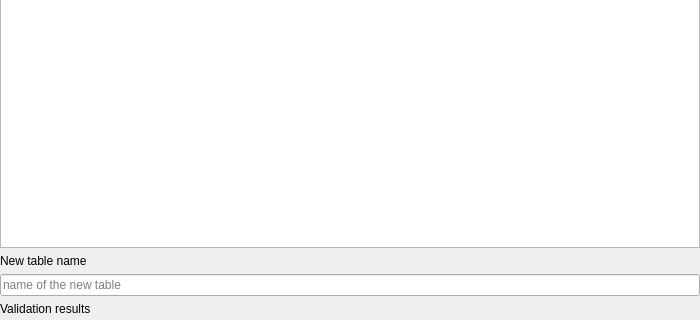
Above: src/ui/qgsnewdatabasetablenamewidget.ui from carsmie/QGIS before the change; both pictures show x 0 to 700 and y 309 to 629 of the 700 by 629 pixel window. Below: the same form after it.
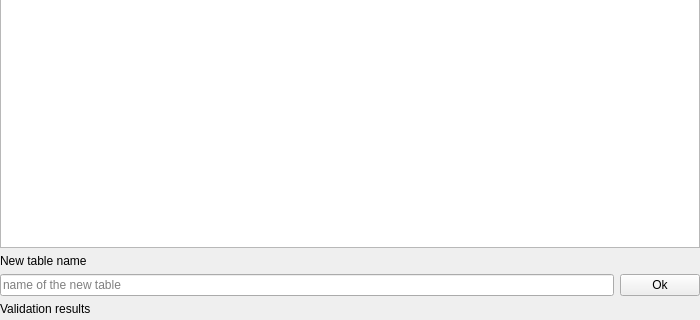
That is the form after the change. Icons and pictures are not drawn. Custom widgets are drawn as their Qt base class.

Commit message: Slight improvement in UI for saving to database table - add an explicit "OK" button next to new table name when shown inline in processing panel, to make it clear to users how to "lock in" the new table name

The edit to the form file:
```diff
--- a/src/ui/qgsnewdatabasetablenamewidget.ui
+++ b/src/ui/qgsnewdatabasetablenamewidget.ui
@@ -10,7 +10,7 @@
     <height>629</height>
    </rect>
   </property>
-  <layout class="QVBoxLayout" name="verticalLayout">
+  <layout class="QGridLayout" name="gridLayout">
    <property name="leftMargin">
     <number>0</number>
    </property>
@@ -23,7 +23,24 @@
    <property name="bottomMargin">
     <number>4</number>
    </property>
-   <item>
+   <item row="2" column="0">
+    <widget class="QLineEdit" name="mNewTableName">
+     <property name="text">
+      <string/>
+     </property>
+     <property name="placeholderText">
+      <string>name of the new table</string>
+     </property>
+    </widget>
+   </item>
+   <item row="2" column="1">
+    <widget class="QPushButton" name="mOkButton">
+     <property name="text">
+      <string>Ok</string>
+     </property>
+    </widget>
+   </item>
+   <item row="0" column="0" colspan="2">
     <layout class="QVBoxLayout" name="verticalLayout_2">
      <property name="spacing">
       <number>0</number>
@@ -50,24 +67,14 @@
      </item>
     </layout>
    </item>
-   <item>
+   <item row="1" column="0" colspan="2">
     <widget class="QLabel" name="label">
      <property name="text">
       <string>New table name</string>
      </property>
     </widget>
    </item>
-   <item>
-    <widget class="QLineEdit" name="mNewTableName">
-     <property name="text">
-      <string/>
-     </property>
-     <property name="placeholderText">
-      <string>name of the new table</string>
-     </property>
-    </widget>
-   </item>
-   <item>
+   <item row="3" column="0" colspan="2">
     <widget class="QLabel" name="mValidationResults">
      <property name="enabled">
       <bool>true</bool>
```
The commit also changes 4 other files.
